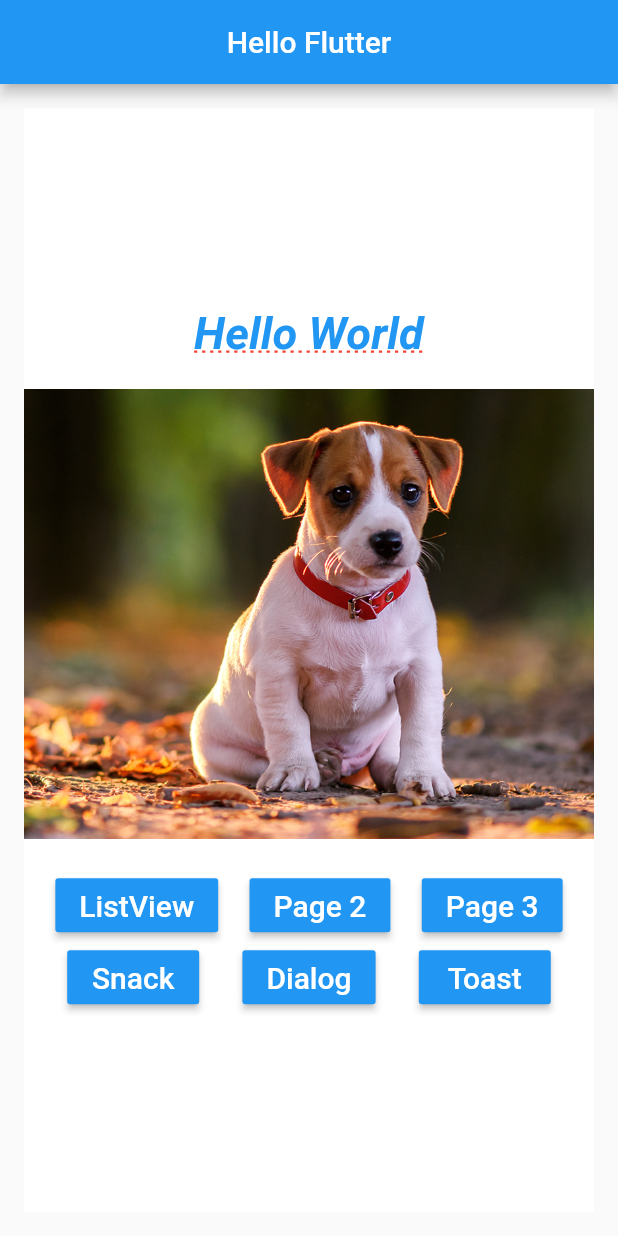
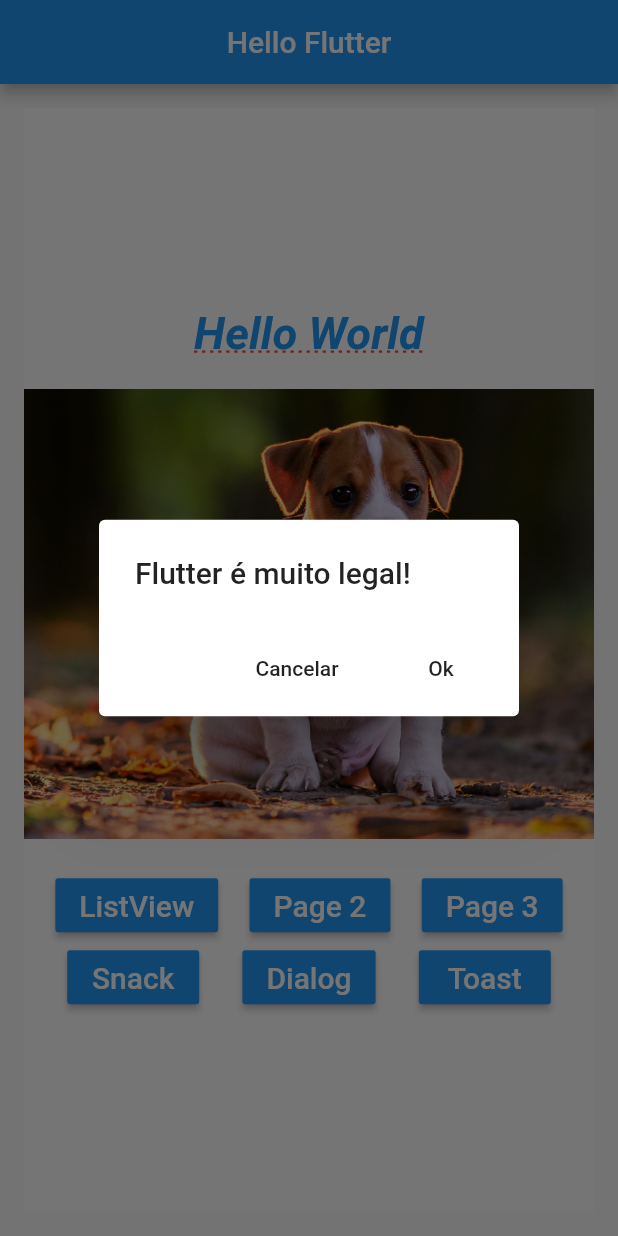
Before and after one commit to fgarcia1401/flutter_hello1, a Flutter app: the screen it shows after launch, after a tap on "Dialog", on a phone screen of 412 x 824 dp. Run offline on Flutter 3.47's test engine with Material 2 defaults, Android fonts, the phone set to English and light mode, and no system bars.

Commit message:
Dialog e SnackBar + context.

```diff
--- a/lib/pages/home_page.dart
+++ b/lib/pages/home_page.dart
@@ -6,7 +6,6 @@ import 'package:flutter_hello1/pages/util/nav.dart';
 import 'package:flutter_hello1/pages/widgets/blue_button.dart';
 
 import 'hello_listview.dart';
-import 'hello_page1.dart';
 
 class HomePage extends StatelessWidget {
   @override
@@ -33,7 +32,7 @@ class HomePage extends StatelessWidget {
             children: <Widget>[
               _text(),
               _pageView(),
-              _buttons(context),
+              _buttons(),
             ],
           ),
         ),
@@ -57,31 +56,38 @@ class HomePage extends StatelessWidget {
     );
   }
 
-  _buttons(context) {
+  _buttons() {
+    return Builder(
+      builder: (context) {
         return Column(
           children: <Widget>[
             Row(
               mainAxisAlignment: MainAxisAlignment.spaceEvenly,
               children: <Widget>[
-            BlueButton( "ListView", onPressed: () => _onClickNavigator(context, HelloListView())),
-            BlueButton( "Page 2", onPressed: () => _onClickNavigator(context, HelloPage2())),
-            BlueButton( "Page 3", onPressed: () => _onClickNavigator(context, HelloPage3()))
+                BlueButton("ListView",
+                    onPressed: () =>
+                        _onClickNavigator(context, HelloListView())),
+                BlueButton("Page 2",
+                    onPressed: () => _onClickNavigator(context, HelloPage2())),
+                BlueButton("Page 3",
+                    onPressed: () => _onClickNavigator(context, HelloPage3()))
               ],
             ),
             Row(
               mainAxisAlignment: MainAxisAlignment.spaceEvenly,
               children: <Widget>[
-            BlueButton(  "Snack", onPressed: _onClickSnack),
-            BlueButton( "Dialog", onPressed: _onClickDialog),
-            BlueButton( "Toast", onPressed: _onClickToastt)
+                BlueButton("Snack", onPressed: () => _onClickSnack(context)),
+                BlueButton("Dialog", onPressed: () => _onClickDialog(context)),
+                BlueButton("Toast", onPressed: _onClickToastt)
               ],
             ),
           ],
         );
+      },
+    );
   }
 
   _text() {
-
     return Text(
       "Hello World",
       style: TextStyle(
@@ -96,14 +102,10 @@ class HomePage extends StatelessWidget {
     );
   }
 
-
-
   void _onClickNavigator(BuildContext context, Widget page) async {
-
     String s = await push(context, page);
 
     print(" >> $s");
-
   }
 
   _img(String img) {
@@ -115,9 +117,42 @@ class HomePage extends StatelessWidget {
     );
   }
 
-   _onClickSnack() {}
+  _onClickSnack(context) {
+    Scaffold.of(context).showSnackBar(SnackBar(
+      content: Text("Olá Flutter"),
+      action: SnackBarAction(
+          label: "Ok",
+          onPressed: () {
+            print("OK");
+          }),
+    ));
+  }
 
-   _onClickDialog() {}
+  _onClickDialog(context) {
+    showDialog(
+        context: context,
+        barrierDismissible: false,
+        builder: (context) {
+      return AlertDialog(
+        title: Text("Flutter é muito legal!"),
+        actions: <Widget>[
+          FlatButton(
+            child: Text("Cancelar"),
+            onPressed: () {
+              Navigator.pop(context);
+            }
+          ),
+          FlatButton(
+              child: Text("Ok"),
+              onPressed: () {
+                Navigator.pop(context);
+                print("OK!!");
+              }
+          ),
+        ],
+      );
+    });
+  }
 
   _onClickToastt() {}
 }
```
Lines whose indentation alone changed are shown as unchanged.
